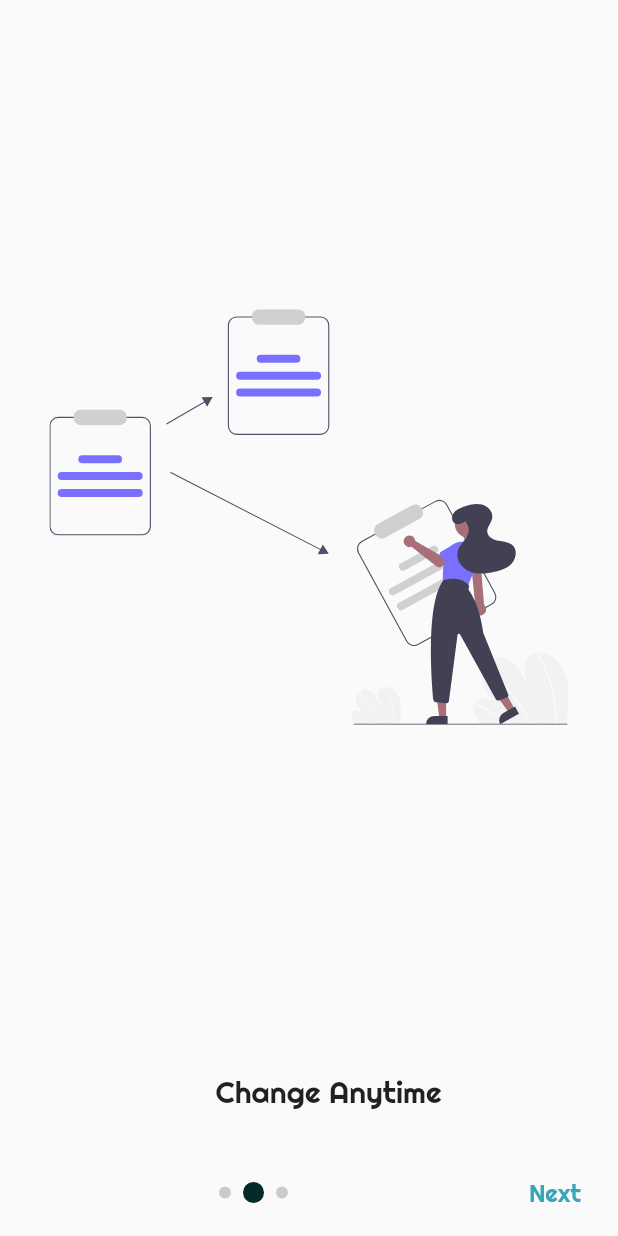
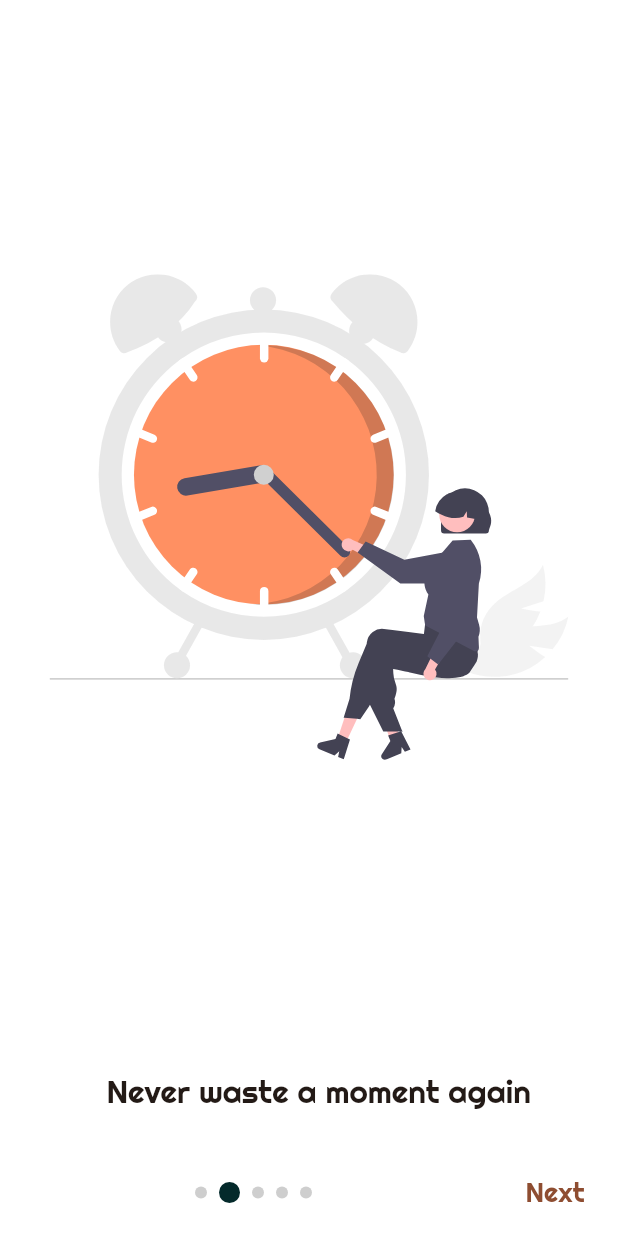
Before and after one commit to resulcay/scheduler, a Flutter app: the screen it shows after launch, after a tap on "Next", on a phone screen of 412 x 824 dp. Run offline on Flutter 3.47's test engine with Material 2 defaults, Android fonts, the phone set to English and light mode, and no system bars; our stand-ins replace date_time_picker, flutter_colorpicker, flutter_local_notifications, flutter_svg, hive, hive_flutter and 3 more; missing offline and left inert: alarm, rect_getter; accounts and stored records are empty.

Commit message:
- undraw assets added - home page range error fixed - onboarding texts generated by OpenAI.

```diff
--- a/lib/components/custom_app_bar.dart
+++ b/lib/components/custom_app_bar.dart
@@ -1,5 +1,4 @@
 import 'package:flutter/material.dart';
-import 'package:flutter/services.dart';
 
 class CustomAppBar extends StatelessWidget with PreferredSizeWidget {
   final Function() function;
@@ -12,9 +11,9 @@ class CustomAppBar extends StatelessWidget with PreferredSizeWidget {
   @override
   Widget build(BuildContext context) {
     return AppBar(
-      systemOverlayStyle:
-          SystemUiOverlayStyle(statusBarColor: Theme.of(context).primaryColor),
       elevation: 0,
+      centerTitle: true,
+      title: const Text('Events'),
       leading: IconButton(
         onPressed: function,
         splashRadius: 24,
--- a/lib/components/custom_text_button.dart
+++ b/lib/components/custom_text_button.dart
@@ -1,6 +1,4 @@
 import 'package:flutter/material.dart';
-
-import '../constants/constant_colors.dart';
 
 class CustomTextButton extends StatelessWidget {
   final String text;
@@ -18,9 +16,8 @@ class CustomTextButton extends StatelessWidget {
       child: Text(
         text,
         style: const TextStyle(
-          color: ConstantColor.freshBlue,
           fontWeight: FontWeight.w400,
-          fontSize: 16,
+          fontSize: 18,
         ),
       ),
     );
--- a/lib/components/event_card.dart
+++ b/lib/components/event_card.dart
@@ -19,7 +19,8 @@ class EventCard extends StatelessWidget {
 
   @override
   Widget build(BuildContext context) {
-    bool isOutOfDate = eventDate.isAfter(DateTime.now());
+    bool isOutOfDate = eventDate.isBefore(DateTime.now());
+
     return Container(
       margin: const EdgeInsets.only(bottom: 10),
       padding: context.paddingLow,
--- a/lib/components/onboarding_content.dart
+++ b/lib/components/onboarding_content.dart
@@ -53,7 +53,8 @@ class _OnboardingContentState extends State<OnboardingContent> {
             duration: const Duration(seconds: 1),
             child: Text(
               widget.hintText,
-              style: Theme.of(context).textTheme.headline6,
+              style:
+                  Theme.of(context).textTheme.headline6!.copyWith(fontSize: 21),
             ),
           ),
         ),
--- a/lib/constants/constant_colors.dart
+++ b/lib/constants/constant_colors.dart
@@ -1,6 +1,14 @@
 import 'package:flutter/material.dart';
 
 class ConstantColor {
+  // Main palette
+  static const brightTeal = Color(0xFF85FFC7);
+  static const deepTeal = Color(0xFF297373);
+  static const normalOrange = Color(0xFFFF8552);
+  static const elegantGrey = Color(0xFFE6E6E6);
+  static const elegantBlack = Color(0xFF39393A);
+
+  //Others
   static const darkYellow = Color(0xFFCBB899);
   static const freshBlue = Color.fromARGB(255, 57, 166, 185);
   static const pureWhite = Color(0xFFFFFFFF);
--- a/lib/extensions/padding_extension.dart
+++ b/lib/extensions/padding_extension.dart
@@ -4,6 +4,8 @@ import 'media_query_extension.dart';
 extension PaddingExtension on BuildContext {
   EdgeInsets get paddingLow => EdgeInsets.all(height * 0.01);
   EdgeInsets get paddingNormalized => EdgeInsets.all(height * 0.018);
+  EdgeInsets get paddingSymmetricNormalized =>
+      EdgeInsets.symmetric(horizontal: height * 0.018);
   EdgeInsets get paddingNormal => EdgeInsets.all(height * 0.02);
   EdgeInsets get paddingLarge => EdgeInsets.all(height * 0.04);
   EdgeInsets get paddingLarger => EdgeInsets.all(height * 0.08);
--- a/lib/main.dart
+++ b/lib/main.dart
@@ -8,6 +8,7 @@ import 'package:hive_flutter/hive_flutter.dart';
 import 'package:provider/provider.dart';
 import 'package:path_provider/path_provider.dart' as path_provider;
 import 'package:provider/single_child_widget.dart';
+import 'package:scheduler/constants/constant_colors.dart';
 
 import 'package:scheduler/constants/constant_texts.dart';
 import 'package:scheduler/models/event_model.dart';
@@ -56,11 +57,50 @@ class MyApp extends StatelessWidget {
             debugShowCheckedModeBanner: false,
             title: 'Scheduler',
             theme: ThemeData(
-              brightness:
-                  themeService.isDark ? Brightness.dark : Brightness.light,
-              primarySwatch: Colors.blueGrey,
+              useMaterial3: true,
+              colorSchemeSeed: ConstantColor.normalOrange,
+              brightness: Brightness.light,
+              elevatedButtonTheme: ElevatedButtonThemeData(
+                style: ButtonStyle(
+                  backgroundColor: MaterialStateProperty.all<Color>(
+                    ConstantColor.normalOrange.withOpacity(.6),
+                  ),
+                  foregroundColor: MaterialStateProperty.all<Color>(
+                    ConstantColor.pureWhite,
+                  ),
+                  textStyle: MaterialStateProperty.all<TextStyle>(
+                    const TextStyle(
+                      fontSize: 15,
+                      fontFamily: ConstantText.fontName,
+                    ),
+                  ),
+                ),
+              ),
               fontFamily: ConstantText.fontName,
             ),
+            darkTheme: ThemeData(
+              useMaterial3: true,
+              colorSchemeSeed: ConstantColor.normalOrange,
+              brightness: Brightness.dark,
+              elevatedButtonTheme: ElevatedButtonThemeData(
+                style: ButtonStyle(
+                  backgroundColor: MaterialStateProperty.all<Color>(
+                    ConstantColor.normalOrange.withOpacity(.3),
+                  ),
+                  foregroundColor: MaterialStateProperty.all<Color>(
+                    ConstantColor.pureWhite,
+                  ),
+                  textStyle: MaterialStateProperty.all<TextStyle>(
+                    const TextStyle(
+                      fontSize: 15,
+                      fontFamily: ConstantText.fontName,
+                    ),
+                  ),
+                ),
+              ),
+              fontFamily: ConstantText.fontName,
+            ),
+            themeMode: themeService.isDark ? ThemeMode.dark : ThemeMode.light,
             home: isOnboardingDone
                 ? const HomeScreen()
                 : const OnboardingScreen(),
--- a/lib/view/onboarding_screen.dart
+++ b/lib/view/onboarding_screen.dart
@@ -1,5 +1,6 @@
 import 'package:flutter/material.dart';
 import 'package:scheduler/components/onboarding_content.dart';
+import 'package:scheduler/constants/constant_colors.dart';
 import 'package:scheduler/view_model/onboarding_view_model.dart';
 
 class OnboardingScreen extends StatefulWidget {
@@ -13,6 +14,7 @@ class _OnboardingScreenState extends OnboardingViewModel {
   @override
   Widget build(BuildContext context) {
     return Scaffold(
+      backgroundColor: ConstantColor.pureWhite,
       body: SafeArea(
         child: Column(
           children: [
@@ -25,16 +27,24 @@ class _OnboardingScreenState extends OnboardingViewModel {
                 },
                 children: const [
                   OnboardingContent(
-                    svgFileName: 'organize',
-                    hintText: "Organize your events",
+                    svgFileName: 'schedule',
+                    hintText: "Make every day a success!",
                   ),
                   OnboardingContent(
-                    svgFileName: 'folders',
-                    hintText: "Change Anytime",
+                    svgFileName: 'time',
+                    hintText: "Never waste a moment again",
                   ),
                   OnboardingContent(
-                    svgFileName: 'pick-date',
-                    hintText: "Set time for Furthermore",
+                    svgFileName: 'time-line',
+                    hintText: "Visualize your timeline",
+                  ),
+                  OnboardingContent(
+                    svgFileName: 'date-picker',
+                    hintText: "Stop missing important deadlines",
+                  ),
+                  OnboardingContent(
+                    svgFileName: 'organize',
+                    hintText: "Keep everything in order",
                   ),
                 ],
               ),
--- a/lib/view_model/home_view_model.dart
+++ b/lib/view_model/home_view_model.dart
@@ -8,12 +8,14 @@ import 'package:rect_getter/rect_getter.dart';
 import 'package:scheduler/components/fade_out_builder.dart';
 import 'package:scheduler/providers/stand_alone_providers/color_provider.dart';
 import 'package:scheduler/providers/stand_alone_providers/event_provider.dart';
+import 'package:scheduler/services/event_service.dart';
 import 'package:scheduler/view/create_event_screen.dart';
 import 'package:scheduler/view/home_screen.dart';
 
 abstract class HomeViewModel extends State<HomeScreen>
     with SingleTickerProviderStateMixin {
   var scaffoldKey = GlobalKey<ScaffoldState>();
+  late EventService eventService;
   late AnimationController animationController;
   static const Duration splashAnimationDuration = Duration(milliseconds: 350);
   static const Duration splashDelay = Duration(milliseconds: 50);
@@ -30,6 +32,7 @@ abstract class HomeViewModel extends State<HomeScreen>
   void initState() {
     super.initState();
     Alarm.stop();
+    eventService = EventService();
     animationController = AnimationController(
       vsync: this,
       duration: HomeViewModel.toggleDuration,
--- a/lib/view_model/onboarding_view_model.dart
+++ b/lib/view_model/onboarding_view_model.dart
@@ -41,7 +41,7 @@ abstract class OnboardingViewModel extends State<OnboardingScreen> {
             child: Row(
               mainAxisAlignment: MainAxisAlignment.center,
               children: List.generate(
-                3,
+                5,
                 (index) => Padding(
                   padding: const EdgeInsets.all(4),
                   child: CircleAvatar(
@@ -57,7 +57,7 @@ abstract class OnboardingViewModel extends State<OnboardingScreen> {
           Padding(
             padding: const EdgeInsets.only(right: 10),
             child: CustomTextButton(
-              text: selectedPage == 2 ? 'Done' : 'Next',
+              text: selectedPage == 4 ? 'Done' : 'Next',
               function: () {
                 onPageChanged(
                   selectedPage,
@@ -74,7 +74,7 @@ abstract class OnboardingViewModel extends State<OnboardingScreen> {
 
   onPageChanged(
       int selectedPage, BuildContext context, PageController pageController) {
-    if (selectedPage == 2) {
+    if (selectedPage == 4) {
       writeIsCompleteDataToLocal();
       Navigator.pop(context);
       Navigator.pushNamed(context, 'main');
```
Also changed, not shown: lib/components/event_detail.dart (+6 -8 lines), lib/view/create_event_screen.dart (+22 -9 lines), lib/view/home_screen.dart (+21 -14 lines), assets/images/date-picker.svg (added), assets/images/folders.svg (deleted), assets/images/organize.svg, assets/images/pick-date.svg (deleted), assets/images/schedule.svg (added), assets/images/time-line.svg (added), assets/images/time.svg (added).
